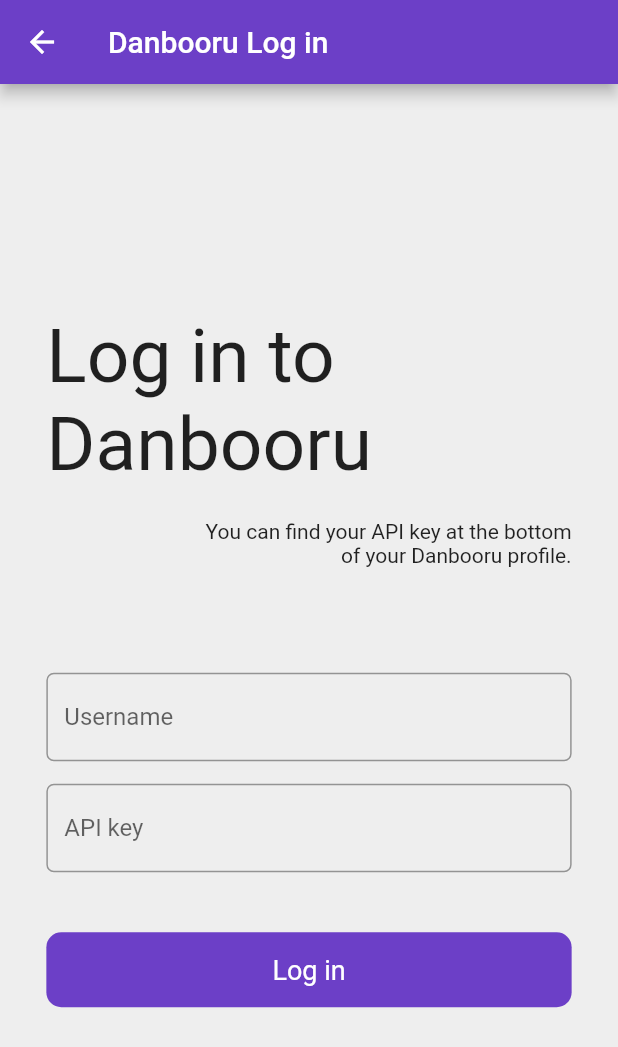
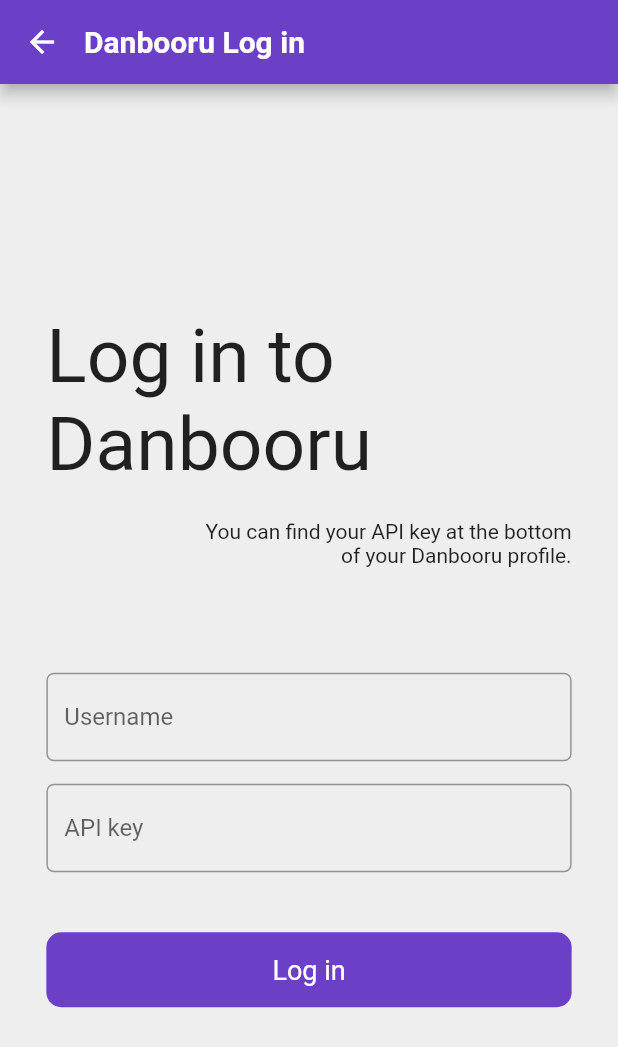
Before and after one commit to Yusuf007R/booru_pocket_flutter, a Flutter app: the LoginScreen screen opened by its route, on a phone screen of 412 x 824 dp. Shown: the top 1047 px of the screen. Run offline on Flutter 3.47's test engine with Material 2 defaults, Android fonts, the phone set to English and light mode, and no system bars; our stand-ins replace auto_route, awesome_notifications, bloc, dio, extended_image, file_picker and 11 more; missing offline and left inert: interactiveviewer_gallery; accounts and stored records are empty; network calls fail.

Commit message:
:construction: (settings-screen)

```diff
--- a/lib/blocs/settings_cubit/settings_state.dart
+++ b/lib/blocs/settings_cubit/settings_state.dart
@@ -1,10 +1,22 @@
 part of 'settings_cubit.dart';
+
+enum ImageQuality { low, high, max }
+
+enum GridType { square, waterFall }
 
 @freezed
 class SettingsState with _$SettingsState {
   const factory SettingsState({
     @Default(ThemeMode.system) ThemeMode themeMode,
     @Default(null) String? defaultDownloadPath,
+    @Default(true) bool gridRoundedCorners,
+    @Default(true) bool safeMode,
+    @Default(ImageQuality.high) ImageQuality gridImageQuality,
+    @Default(ImageQuality.max) ImageQuality downloadQuality,
+    @Default(ImageQuality.high) ImageQuality detailPageQuality,
+    @Default(GridType.waterFall) GridType gridType,
+    @Default(2) int gridColumns,
+    @Default(20) int pageLimit,
   }) = _SettingsState;
 
   factory SettingsState.fromJson(Map<String, dynamic> json) =>
--- a/lib/router/route_wrappers/main_wrapper.dart
+++ /dev/null
@@ -1,14 +0,0 @@
-import 'package:auto_route/auto_route.dart';
-import 'package:flutter/material.dart';
-
-class MainWrapper extends StatelessWidget {
-  const MainWrapper({Key? key}) : super(key: key);
-
-  @override
-  Widget build(BuildContext context) {
-    return HeroControllerScope(
-      controller: HeroController(),
-      child: const AutoRouter(),
-    );
-  }
-}
--- a/lib/theme/theme.dart
+++ b/lib/theme/theme.dart
@@ -1,19 +1,38 @@
+import 'package:booru_pocket_flutter/theme/theme_constants.dart';
 import 'package:flutter/material.dart';
+
+final switchThumbState = MaterialStateProperty.resolveWith((states) {
+  if (states.contains(MaterialState.selected)) return primaryColor;
+  return Colors.grey.shade300;
+});
 
 ThemeData lightThemeData = ThemeData.light().copyWith(
   bottomNavigationBarTheme: BottomNavigationBarThemeData(
     unselectedItemColor: Colors.grey.shade700,
     backgroundColor: Colors.grey.shade200,
   ),
+  appBarTheme: const AppBarTheme(
+    color: primaryColor,
+    titleSpacing: 0,
+    titleTextStyle: TextStyle(
+      color: Colors.white,
+      fontSize: 20,
+      fontWeight: FontWeight.w600,
+    ),
+  ),
+  switchTheme: SwitchThemeData(
+    thumbColor: switchThumbState,
+    trackColor: MaterialStateProperty.all(secondaryColor),
+  ),
   scaffoldBackgroundColor: Colors.grey.shade200,
-  primaryColor: const Color(0xFF6C3FC7),
+  primaryColor: primaryColor,
   iconTheme: const IconThemeData(
     color: Colors.black,
   ),
   brightness: Brightness.light,
   colorScheme: const ColorScheme.light(
-    primary: Color(0xFF6C3FC7),
-    secondary: Color(0xFFBF87F3),
+    primary: primaryColor,
+    secondary: secondaryColor,
   ),
   dividerTheme: DividerThemeData(
     color: Colors.grey.shade500,
@@ -29,11 +48,24 @@
   iconTheme: const IconThemeData(
     color: Colors.white70,
   ),
+  appBarTheme: const AppBarTheme(
+    color: primaryColor,
+    titleSpacing: 0,
+    titleTextStyle: TextStyle(
+      color: Colors.white,
+      fontSize: 20,
+      fontWeight: FontWeight.w600,
+    ),
+  ),
+  switchTheme: SwitchThemeData(
+    thumbColor: switchThumbState,
+    trackColor: MaterialStateProperty.all(secondaryColor),
+  ),
   brightness: Brightness.dark,
-  primaryColor: const Color(0xFF6C3FC7),
+  primaryColor: primaryColor,
   colorScheme: const ColorScheme.dark(
-    primary: Color(0xFF6C3FC7),
-    secondary: Color(0xFFBF87F3),
+    primary: primaryColor,
+    secondary: secondaryColor,
   ),
   dividerTheme: DividerThemeData(
     color: Colors.grey.shade500,
--- /dev/null
+++ b/lib/theme/theme_constants.dart
@@ -0,0 +1,4 @@
+import 'package:flutter/material.dart';
+
+const Color primaryColor = Color(0xFF6C3FC7);
+const Color secondaryColor = Color(0xFFBF87F3);
--- /dev/null
+++ b/lib/utils/enum_value_getter.dart
@@ -0,0 +1,6 @@
+enumValueGetter<T extends Enum>(List<T> enumValues, dynamic value) {
+  final value2 =
+      value.runtimeType == String ? (value as String).toLowerCase() : value;
+  return enumValues
+      .firstWhere((element) => element.name.toLowerCase() == value2);
+}
--- /dev/null
+++ b/lib/utils/string_extentions.dart
@@ -0,0 +1,5 @@
+extension StringExtension on String {
+  String capitalize() {
+    return "${this[0].toUpperCase()}${substring(1).toLowerCase()}";
+  }
+}
--- a/lib/widgets/drawer_content.dart
+++ b/lib/widgets/drawer_content.dart
@@ -68,7 +68,7 @@
           icon: Icons.settings,
           text: 'Settings',
           onTap: () {
-            print('pressed');
+            AutoRouter.of(context).push(const SettingsRoute());
           },
         ),
         DrawerTile(
```
Also changed, not shown: lib/blocs/settings_cubit/settings_cubit.dart (+31 -1 lines), lib/main.dart (+10 -6 lines), lib/models/api/post/post.dart (+14 -0 lines), lib/router/router.dart (+4 -10 lines), lib/screens/settings_screen.dart (added, +187 -0 lines), lib/widgets/gallery_grid_item.dart (+19 -3 lines), lib/widgets/post_detail_menu.dart (+11 -9 lines), lib/blocs/settings_cubit/settings_cubit.freezed.dart, lib/blocs/settings_cubit/settings_cubit.g.dart, lib/router/router.gr.dart, 1 other file.
